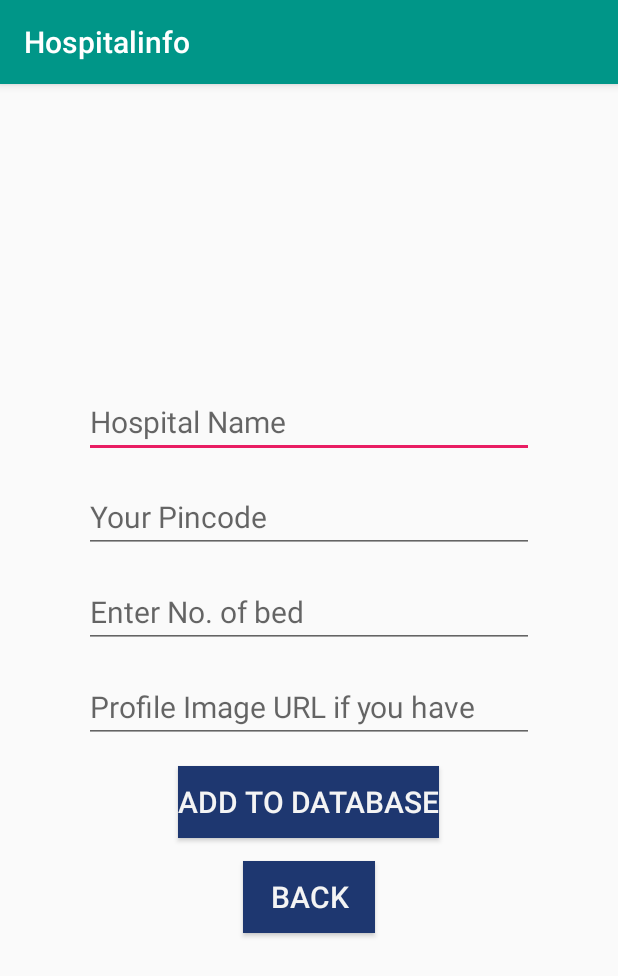
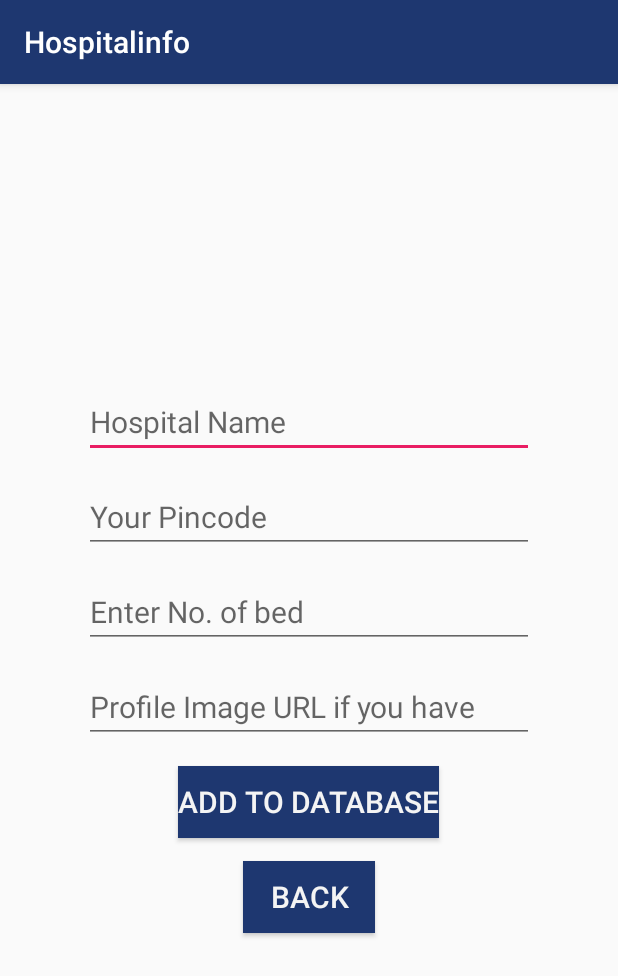
Before and after one commit to Rashid-iqba/demofirebasetorecycler, an Android app: the adddata screen opened directly, with no data from a screen before it, on a phone screen of 412 x 824 dp. Shown: the top 976 px of the screen. Run offline under Robolectric (Android 15) with nearby library versions, the phone set to English and light mode, and no system bars; our stand-ins replace Firebase (no records; nobody signed in at launch, a user with empty details on screens opened directly).

Commit message:
search bar color change working

```diff
--- a/app/src/main/res/values/colors.xml
+++ b/app/src/main/res/values/colors.xml
@@ -1,6 +1,6 @@
 <?xml version="1.0" encoding="utf-8"?>
 <resources>
-    <color name="colorPrimary">#009688</color>
+    <color name="colorPrimary">#1E3770</color>
     <color name="colorPrimaryDark">#3700B3</color>
     <color name="colorAccent">#E91E63</color>
     <color name="bordercolor">#E91E63</color>
```
